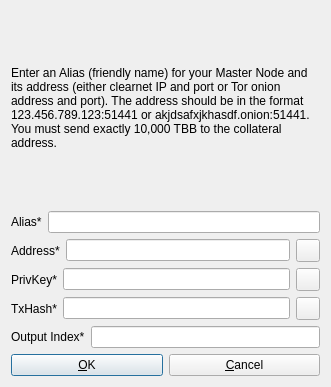
Old version of the form src/qt/forms/addeditadrenalinenode.ui in the repository SaltineChips/BlueBeasts.
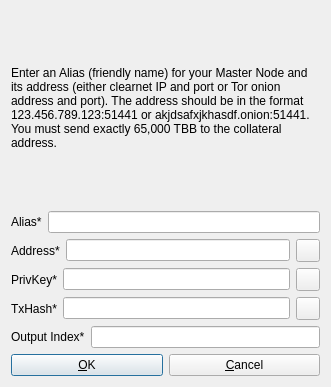
New version of the form. Icons and pictures are not drawn.

```diff
--- a/src/qt/forms/addeditadrenalinenode.ui
+++ b/src/qt/forms/addeditadrenalinenode.ui
@@ -29,7 +29,7 @@
       </sizepolicy>
      </property>
      <property name="text">
-      <string>&lt;html&gt;&lt;head/&gt;&lt;body&gt;&lt;p&gt;Enter an Alias (friendly name) for your Master Node and its address (either clearnet IP and port or Tor onion address and port). The address should be in the format 123.456.789.123:51441 or akjdsafxjkhasdf.onion:51441. You must send exactly 10,000 TBB to the collateral address.&lt;/p&gt;&lt;/body&gt;&lt;/html&gt;</string>
+      <string>&lt;html&gt;&lt;head/&gt;&lt;body&gt;&lt;p&gt;Enter an Alias (friendly name) for your Master Node and its address (either clearnet IP and port or Tor onion address and port). The address should be in the format 123.456.789.123:51441 or akjdsafxjkhasdf.onion:51441. You must send exactly 65,000 TBB to the collateral address.&lt;/p&gt;&lt;/body&gt;&lt;/html&gt;</string>
      </property>
      <property name="wordWrap">
       <bool>true</bool>
```
